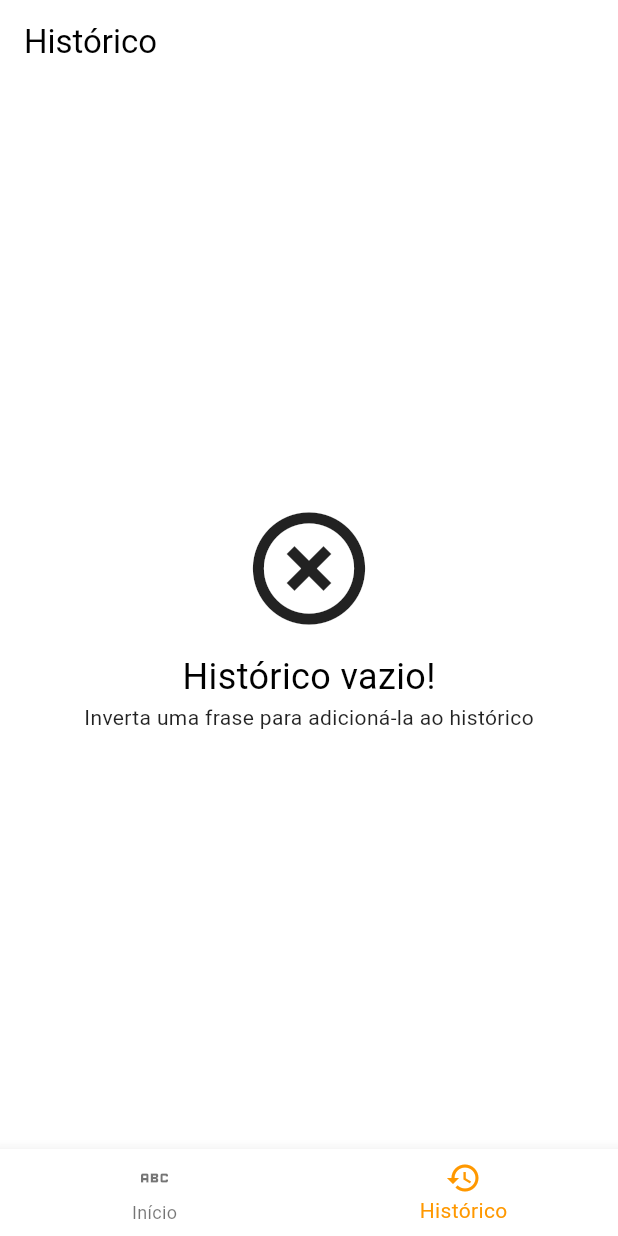
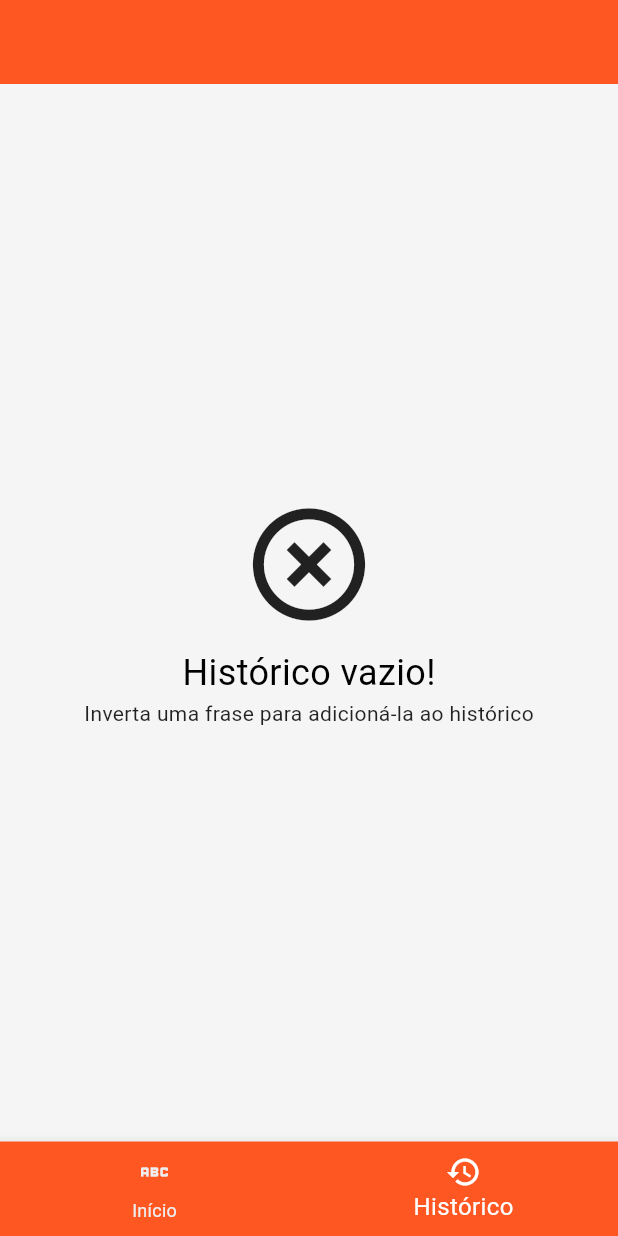
Before and after one commit to oJaciel/sdrawkcaB_App, a Flutter app: the screen it shows after launch, item 2 of the bottom bar chosen, on a phone screen of 412 x 824 dp. Run offline on Flutter 3.47's test engine with Material 3 defaults, Android fonts, the light colour scheme and no system bars; our stand-ins replace flutter_tts; missing offline and left inert: pretty_animated_buttons.

Commit message:
Atualização do Tema
Atualizado o tema da aplicação.

Adicionados temas para componentes específicos da aplicação.

```diff
--- a/lib/theme/app_theme.dart
+++ b/lib/theme/app_theme.dart
@@ -2,7 +2,45 @@ import 'package:flutter/material.dart';
 
 class AppTheme {
   static final ThemeData appTheme = ThemeData(
-    colorScheme: ColorScheme.fromSwatch(primarySwatch: Colors.orange)
-        .copyWith(secondary: Colors.white)
+    scaffoldBackgroundColor: Colors.grey[100],
+    colorScheme: ColorScheme.fromSwatch(primarySwatch: Colors.deepOrange)
+        .copyWith(secondary: Colors.white),
+    appBarTheme: AppBarTheme(
+      backgroundColor: Colors.deepOrange,
+      titleTextStyle: TextStyle(
+        color: Colors.deepOrange,
+        fontSize: 24,
+      ),
+    ),
+    bottomNavigationBarTheme: BottomNavigationBarThemeData(
+      backgroundColor: Colors.deepOrange,
+      selectedItemColor: Colors.white,
+      unselectedItemColor: Colors.grey[200],
+      selectedLabelStyle: TextStyle(
+        fontSize: 16,
+      ),
+    ),
+  );
+
+  static final InputDecoration formTextStyle = InputDecoration(
+    hintText: "Digite uma palavra/frase",
+    border: UnderlineInputBorder(
+      borderRadius: BorderRadius.all(Radius.circular(15)),
+    ),
+    filled: true,
+    fillColor: Colors.grey[100],
+    contentPadding: const EdgeInsets.symmetric(horizontal: 15, vertical: 12),
+  );
+
+  static final formButtonStyle = ElevatedButton.styleFrom(
+    backgroundColor: Colors.deepOrange,
+    foregroundColor: Colors.white,
+    shape: RoundedRectangleBorder(
+      borderRadius: BorderRadius.circular(10),
+    ),
+    padding: const EdgeInsets.symmetric(vertical: 15),
+    textStyle: const TextStyle(
+      fontSize: 16,
+    ),
   );
 }
```
